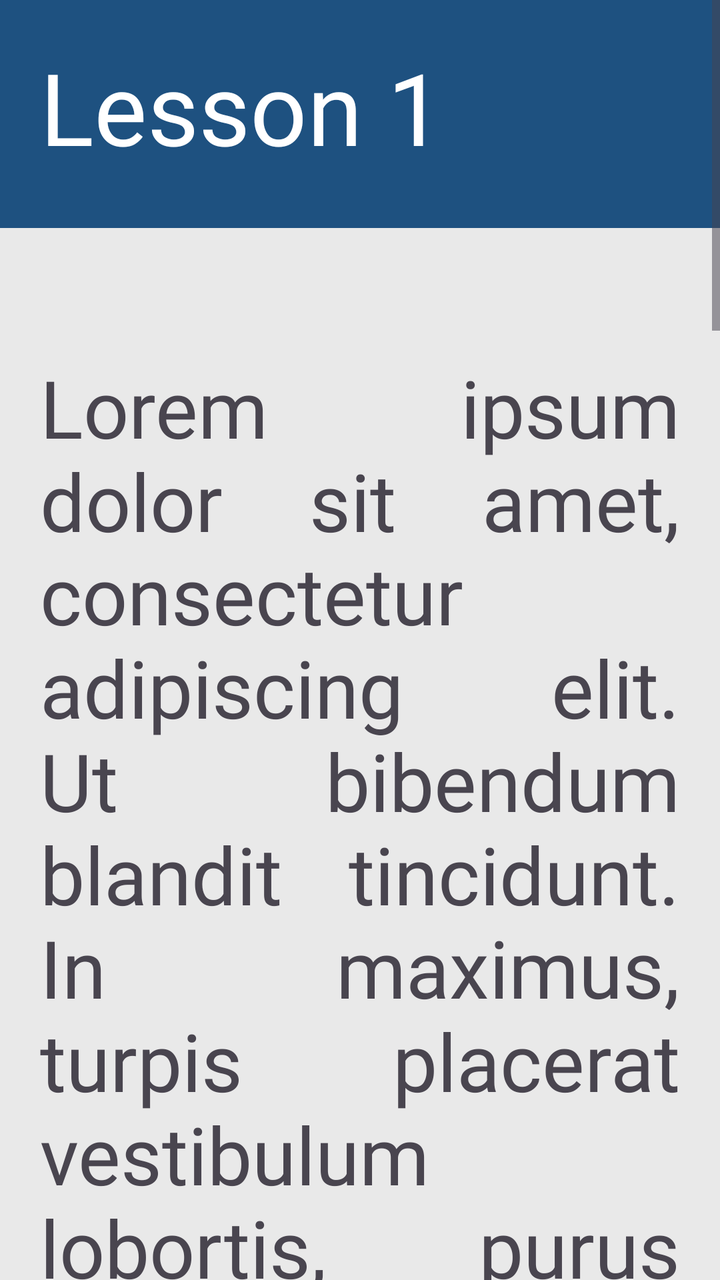
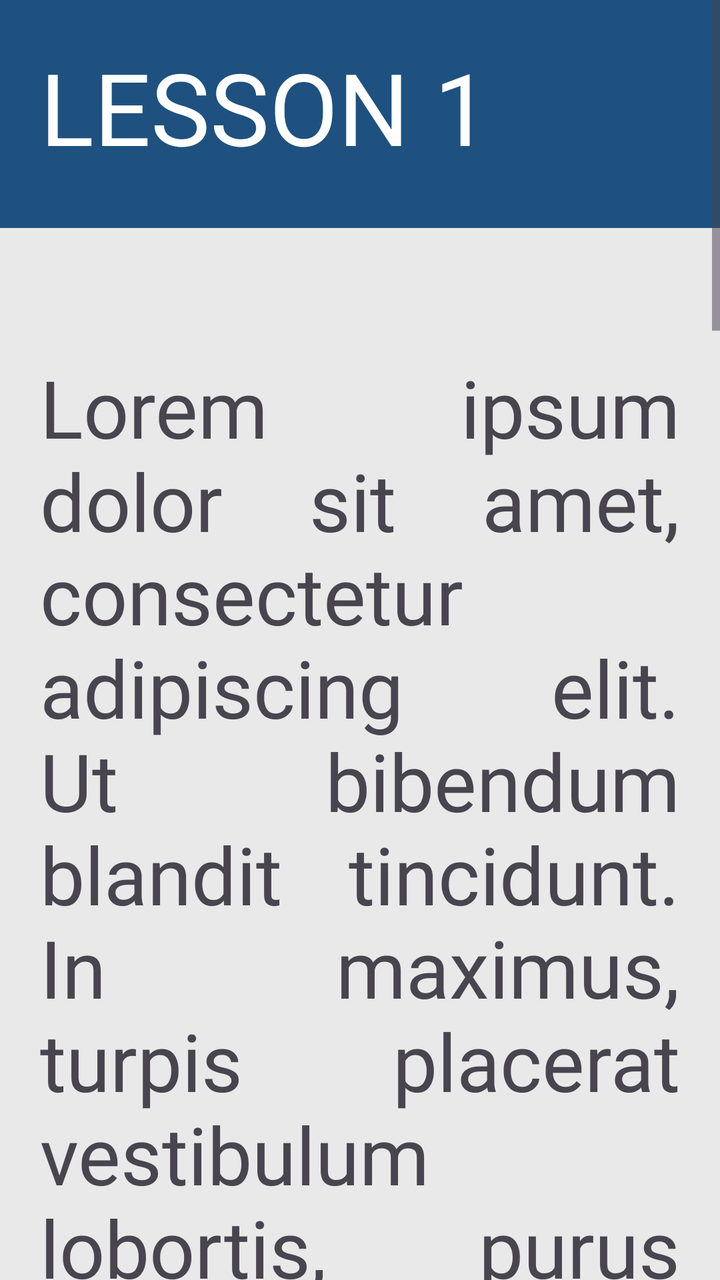

The first picture is an Android layout as it rendered before a commit; the second is the same layout after the commit. The layout source and the unified diff follow.
<!-- AndroidManifest.xml: application theme Theme.FinalsApplication -->
<!-- res/layout/lesson_view1.xml -->
<?xml version="1.0" encoding="utf-8"?>
<RelativeLayout xmlns:android="http://schemas.android.com/apk/res/android"
    android:layout_width="match_parent"
    android:layout_height="match_parent"
    xmlns:tools="http://schemas.android.com/tools"
    android:background="#e9e9e9">

    <ScrollView
        android:layout_width="409dp"
        android:layout_height="729dp"
        tools:layout_editor_absoluteX="1dp"
        tools:layout_editor_absoluteY="1dp">

        <LinearLayout
            android:layout_width="match_parent"
            android:layout_height="wrap_content"
            android:orientation="vertical" >

            <LinearLayout
                android:layout_width="match_parent"
                android:layout_height="114dp"
                android:layout_alignParentTop="true"
                android:background="#1e5180">

                <TextView
                    android:id="@+id/textViewLesson1"
                    android:layout_width="wrap_content"
                    android:layout_height="wrap_content"
                    android:layout_marginStart="20dp"
                    android:layout_marginTop="20dp"
                    android:fontFamily="@font/roboto_black"
                    android:text="Lesson 1"
                    android:textColor="@color/white"
                    android:textSize="50sp" />
            </LinearLayout>

            <TextView
                android:id="@+id/textViewParagraph"
                android:layout_width="wrap_content"
                android:layout_height="wrap_content"
                android:layout_below="@+id/textViewLesson1"
                android:layout_marginStart="20dp"
                android:layout_marginTop="63dp"
                android:layout_marginEnd="20dp"
                android:fontFamily="@font/roboto_light"
                android:justificationMode="inter_word"
                android:text="Lorem ipsum dolor sit amet, consectetur adipiscing elit. Ut bibendum blandit tincidunt. In maximus, turpis placerat vestibulum lobortis, purus sapien venenatis risus, eu vehicula felis sapien a ligula. Nulla in aliquet urna, ac laoreet tellus. Maecenas eu commodo magna. In hac habitasse platea dictumst. Curabitur vulputate suscipit arcu eget bibendum. Praesent porttitor est gravida, viverra augue et, tristique odio. Sed lacinia mi ut nisi tempus, ac blandit nunc blandit. Sed blandit ultrices efficitur. Integer eleifend cursus sapien, non lobortis nisi vestibulum ac. Aenean et sem porta turpis dapibus tempor in in nibh. Suspendisse laoreet purus nec est semper, id mattis mauris volutpat."
                android:textSize="40sp" />

            <LinearLayout
                android:layout_width="match_parent"
                android:layout_height="100dip"
                android:layout_alignParentBottom="true"
                android:background="#a8b4d8">

                <ImageButton
                    android:id="@+id/imageButtonBackVL1"
                    android:layout_width="76dp"
                    android:layout_height="wrap_content"
                    android:layout_marginStart="20dp"
                    android:layout_marginTop="20dp"
                    android:src="@drawable/arrowleft"
                    android:scaleType="fitCenter"
                    android:layout_marginBottom="20dp"
                    android:background="?android:attr/selectableItemBackground"/>

                <ImageButton
                    android:id="@+id/imageButtonNextVL1"
                    android:layout_width="76dp"
                    android:layout_height="wrap_content"
                    android:layout_marginStart="210dp"
                    android:layout_marginTop="20dp"
                    android:src="@drawable/arrowright"
                    android:scaleType="fitCenter"
                    android:layout_marginBottom="20dp"
                    android:background="?android:attr/selectableItemBackground"/>
            </LinearLayout>

        </LinearLayout>
    </ScrollView>
</RelativeLayout>
<!-- resources referenced by this layout -->
<resources>
  <color name="white">#FFFFFFFF</color>
  <!-- drawable arrowleft: png bitmap (drawable, 16559 bytes) -->
  <!-- drawable arrowright: png bitmap (drawable, 12630 bytes) -->
  <style name="Theme.FinalsApplication" parent="Base.Theme.FinalsApplication" />
  <style name="Base.Theme.FinalsApplication" parent="Theme.Material3.DayNight.NoActionBar">
          
          
      </style>
</resources>

<!-- the commit's change to res/layout/lesson_view1.xml (unified diff, before → after) -->
@@ -29,7 +29,7 @@
                     android:layout_marginStart="20dp"
                     android:layout_marginTop="20dp"
                     android:fontFamily="@font/roboto_black"
-                    android:text="Lesson 1"
+                    android:text="LESSON 1"
                     android:textColor="@color/white"
                     android:textSize="50sp" />
             </LinearLayout>
